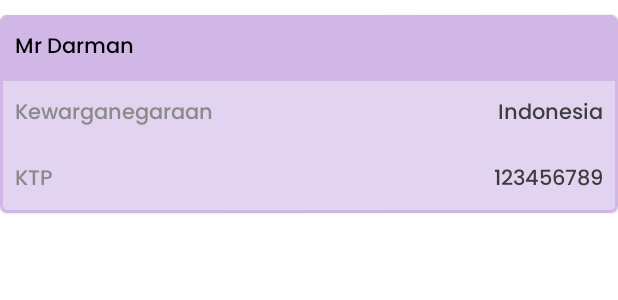
After one commit to BINARFPC2/C2-Mobile, an Android app: the layout item_card_biodata.xml on its own in the app's theme, with its tools: preview values and no code run, on a phone screen of 412 x 824 dp. The commit adds this screen. Shown: the top 300 px of the screen. Run offline under Robolectric (Android 15) with nearby library versions, the phone set to English and light mode, and no system bars.

Commit message:
[Update] Biodata Penumpang

```diff
--- /dev/null
+++ b/app/src/main/java/com/dwiki/tiketku/adapter/biodata/PenumpangAdapter.kt
@@ -0,0 +1,32 @@
+package com.dwiki.tiketku.adapter.biodata
+
+import android.view.LayoutInflater
+import android.view.ViewGroup
+import androidx.recyclerview.widget.RecyclerView
+import com.dwiki.tiketku.adapter.NotifikasiAdapter
+import com.dwiki.tiketku.databinding.ItemCardBiodataBinding
+import com.dwiki.tiketku.model.penumpang.PenumpangData
+
+class PenumpangAdapter(private val listPenumpang:List<PenumpangData>):RecyclerView.Adapter<PenumpangAdapter.ViewHolder>() {
+
+    class ViewHolder(private val binding:ItemCardBiodataBinding):RecyclerView.ViewHolder(binding.root) {
+        fun bind(penumpangData: PenumpangData){
+            binding.apply {
+                tvName.text = penumpangData.name
+                tvTitle.text = penumpangData.title
+                tvKtp.text = penumpangData.ktppaspor
+            }
+        }
+    }
+
+    override fun onCreateViewHolder(parent: ViewGroup, viewType: Int): PenumpangAdapter.ViewHolder {
+        val binding = ItemCardBiodataBinding.inflate(LayoutInflater.from(parent.context),parent,false)
+        return ViewHolder(binding)
+    }
+
+    override fun onBindViewHolder(holder: PenumpangAdapter.ViewHolder, position: Int) {
+        holder.bind(listPenumpang[position])
+    }
+
+    override fun getItemCount(): Int = listPenumpang.size
+}
--- a/app/src/main/java/com/dwiki/tiketku/view/biodatapemesan/BiodataPenumpangFragment.kt
+++ b/app/src/main/java/com/dwiki/tiketku/view/biodatapemesan/BiodataPenumpangFragment.kt
@@ -14,6 +14,7 @@ import androidx.navigation.fragment.findNavController
 import androidx.recyclerview.widget.LinearLayoutManager
 import com.dwiki.tiketku.R
 import com.dwiki.tiketku.adapter.biodata.DewasaAdapter
+import com.dwiki.tiketku.adapter.biodata.PenumpangAdapter
 import com.dwiki.tiketku.databinding.FragmentBiodataPenumpangBinding
 import com.dwiki.tiketku.model.penumpang.*
 import com.dwiki.tiketku.viewmodel.BerandaViewModel
@@ -30,6 +31,7 @@ class BiodataPenumpangFragment : Fragment() {
     private val berandaViewModel:BerandaViewModel by viewModels()
     private  val testViewModel: TestViewModel by activityViewModels()
     private lateinit var dewasaAdapter:DewasaAdapter
+    private lateinit var penumpangAdapter: PenumpangAdapter
     private val biodataViewModel:BiodataViewModel by viewModels()
     private val loginViewModel: LoginViewModel by viewModels()
 
@@ -66,6 +68,16 @@ class BiodataPenumpangFragment : Fragment() {
             } else {
                 val isRoundTrip = berandaViewModel.getCheckSwitch()
                 if (isRoundTrip) twoWay(idDep, idReturn, dataList, total)  else  oneWay(idTicket, dataList, total)
+            }
+        }
+
+        val dataList = testViewModel.getDataList()
+        if (dataList.isNotEmpty()){
+            binding.rvDetailPenumpang.visibility = View.VISIBLE
+            binding.rvDetailPenumpang.apply {
+                layoutManager = LinearLayoutManager(requireContext(), LinearLayoutManager.VERTICAL, false)
+                penumpangAdapter = PenumpangAdapter(dataList)
+                adapter = penumpangAdapter
             }
         }
 
--- a/app/src/main/res/layout/fragment_biodata_penumpang.xml
+++ b/app/src/main/res/layout/fragment_biodata_penumpang.xml
@@ -66,6 +66,16 @@
                 />
 
             <androidx.recyclerview.widget.RecyclerView
+                android:id="@+id/rv_detail_penumpang"
+                android:layout_width="match_parent"
+                android:layout_height="wrap_content"
+                android:layout_marginTop="10dp"
+                tools:listitem="@layout/item_card_biodata"
+                android:layout_marginHorizontal="30dp"
+                android:visibility="gone"
+                />
+
+            <androidx.recyclerview.widget.RecyclerView
                 android:id="@+id/rv_dewasa"
                 android:layout_width="match_parent"
                 android:layout_height="wrap_content"
--- /dev/null
+++ b/app/src/main/res/layout/item_card_biodata.xml
@@ -0,0 +1,113 @@
+<?xml version="1.0" encoding="utf-8"?>
+<com.google.android.material.card.MaterialCardView xmlns:android="http://schemas.android.com/apk/res/android"
+    android:layout_width="match_parent"
+    android:layout_height="wrap_content"
+    xmlns:app="http://schemas.android.com/apk/res-auto"
+    app:cardCornerRadius="5dp"
+    app:strokeColor="@color/darkblue_02"
+    android:layout_marginTop="10dp"
+    app:strokeWidth="2dp">
+
+    <LinearLayout
+        android:layout_width="match_parent"
+        android:layout_height="wrap_content"
+        android:orientation="vertical"
+        >
+
+
+        <LinearLayout
+            android:layout_width="match_parent"
+            android:layout_height="wrap_content"
+            android:background="@color/darkblue_02"
+            android:orientation="horizontal"
+            android:padding="10dp"
+            >
+
+            <TextView
+                android:id="@+id/tv_title"
+                style="@style/TextBody14Medium"
+                android:layout_width="wrap_content"
+                android:layout_height="wrap_content"
+                android:text="Mr"
+                android:textColor="@color/black" />
+
+            <TextView
+                android:id="@+id/tv_name"
+                style="@style/TextBody14Medium"
+                android:layout_width="wrap_content"
+                android:layout_height="wrap_content"
+                android:layout_marginLeft="3dp"
+                android:text="Darman"
+                android:textColor="@color/black" />
+
+        </LinearLayout>
+
+        <androidx.constraintlayout.widget.ConstraintLayout
+            android:layout_width="match_parent"
+            android:layout_height="wrap_content"
+            android:background="@color/darkblue_01"
+            android:padding="10dp"
+            android:orientation="horizontal">
+
+            <TextView
+                style="@style/TextBody14Medium"
+                android:layout_width="wrap_content"
+                android:layout_height="wrap_content"
+                android:text="Kewarganegaraan"
+                app:layout_constraintTop_toTopOf="parent"
+                app:layout_constraintStart_toStartOf="parent"
+                android:textColor="@color/neutral_03"
+                />
+
+            <TextView
+                android:id="@+id/tv_kewarganegaraan"
+                style="@style/TextBody14Medium"
+                android:layout_width="wrap_content"
+                android:layout_height="wrap_content"
+                android:layout_marginLeft="3dp"
+                android:text="Indonesia"
+                android:layout_gravity="end"
+                app:layout_constraintEnd_toEndOf="parent"
+                app:layout_constraintTop_toTopOf="parent"
+                android:textColor="@color/neutral_04" />
+
+        </androidx.constraintlayout.widget.ConstraintLayout>
+        <androidx.constraintlayout.widget.ConstraintLayout
+            android:layout_width="match_parent"
+            android:layout_height="wrap_content"
+            android:background="@color/darkblue_01"
+            android:padding="10dp"
+            android:orientation="horizontal"
+            >
+
+            <TextView
+                style="@style/TextBody14Medium"
+                android:layout_width="wrap_content"
+                android:layout_height="wrap_content"
+                android:text="KTP"
+                app:layout_constraintTop_toTopOf="parent"
+                app:layout_constraintStart_toStartOf="parent"
+                android:textColor="@color/neutral_03"
+                />
+
+            <TextView
+                android:id="@+id/tv_ktp"
+                style="@style/TextBody14Medium"
+                android:layout_width="wrap_content"
+                android:layout_height="wrap_content"
+                android:layout_marginLeft="3dp"
+                android:text="123456789"
+                android:layout_gravity="end"
+                app:layout_constraintEnd_toEndOf="parent"
+                app:layout_constraintTop_toTopOf="parent"
+                android:textColor="@color/neutral_04" />
+
+        </androidx.constraintlayout.widget.ConstraintLayout>
+
+
+
+    </LinearLayout>
+
+
+
+</com.google.android.material.card.MaterialCardView>
```
